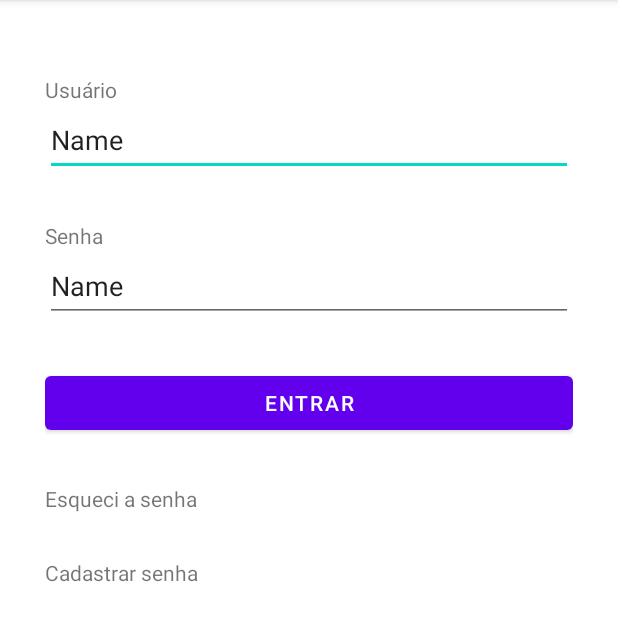
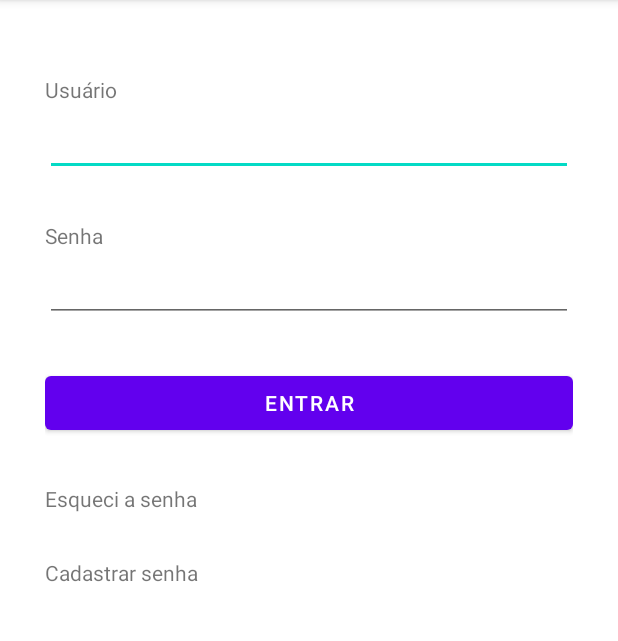
Before and after one commit to JonatasxZ/powerup_pupfeeder, an Android app: the screen it shows after launch (MainActivity), on a phone screen of 412 x 824 dp, the part 84-725 px from its top. Run offline under Robolectric (Android 15) with nearby library versions, the phone set to English and light mode, and no system bars.

Commit message:
história de login

```diff
--- a/app/src/main/java/com/example/pupfeeder/MainActivity.java
+++ b/app/src/main/java/com/example/pupfeeder/MainActivity.java
@@ -2,13 +2,50 @@ package com.example.pupfeeder;
 
 import androidx.appcompat.app.AppCompatActivity;
 
+import android.content.Intent;
 import android.os.Bundle;
+import android.view.View;
+import android.widget.Button;
+import android.widget.EditText;
+import android.widget.Toast;
 
 public class MainActivity extends AppCompatActivity {
+
+    EditText usuario;
+
+    EditText senha;
+
+    Button entrar;
 
     @Override
     protected void onCreate(Bundle savedInstanceState) {
         super.onCreate(savedInstanceState);
         setContentView(R.layout.activity_main);
+
+        usuario = (EditText) findViewById(R.id.editTextTextUsuario);
+        senha = (EditText) findViewById(R.id.editTextTextSenha);
+        entrar = (Button) findViewById(R.id.buttonEntrar);
+
+        entrar.setOnClickListener(new View.OnClickListener() {
+            @Override
+            public void onClick(View view) {
+                if("admin".equals(usuario.getText().toString()) && "1234".equals(senha.getText().toString()))
+                {
+
+                    startActivity(new Intent(MainActivity.this,TelaSelecao.class));
+
+                }else{
+                    Toast falhaAutenticacao = Toast.makeText(MainActivity.this,getResources().getString(R.string.activity_main_falha_autenticaçao), Toast.LENGTH_SHORT);
+                    falhaAutenticacao.show();
+                }
+            }
+        });
+    }
+
+    @Override
+    protected void onStart(){
+        super.onStart();
+        usuario.setText("");
+        senha.setText("");
     }
 }
--- a/app/src/main/res/layout/activity_main.xml
+++ b/app/src/main/res/layout/activity_main.xml
@@ -16,7 +16,7 @@
         android:text="@string/activity_main_usuario" />
 
     <EditText
-        android:id="@+id/editTextTextPersonName"
+        android:id="@+id/editTextTextUsuario"
         android:layout_width="match_parent"
         android:layout_height="48dp"
         android:ems="10"
@@ -31,15 +31,15 @@
         android:text="@string/activity_main_senha" />
 
     <EditText
-        android:id="@+id/editTextTextPersonName2"
+        android:id="@+id/editTextTextSenha"
         android:layout_width="match_parent"
         android:layout_height="48dp"
         android:ems="10"
-        android:inputType="textPersonName"
+        android:inputType="textPassword"
         android:text="Name" />
 
     <Button
-        android:id="@+id/button"
+        android:id="@+id/buttonEntrar"
         android:layout_width="match_parent"
         android:layout_height="wrap_content"
         android:layout_marginTop="30dp"
--- a/app/src/main/res/values/strings.xml
+++ b/app/src/main/res/values/strings.xml
@@ -6,4 +6,5 @@
     <string name="activity_main_esqueci">Esqueci a senha</string>string>
     <string name="activity_main_cadastrar">Cadastrar senha</string>string>
     <string name="activity_main_menu">Voltar menú</string>string>
+    <string name="activity_main_falha_autenticaçao">Usuário ou senha incorretos</string>string>
 </resources>
```
